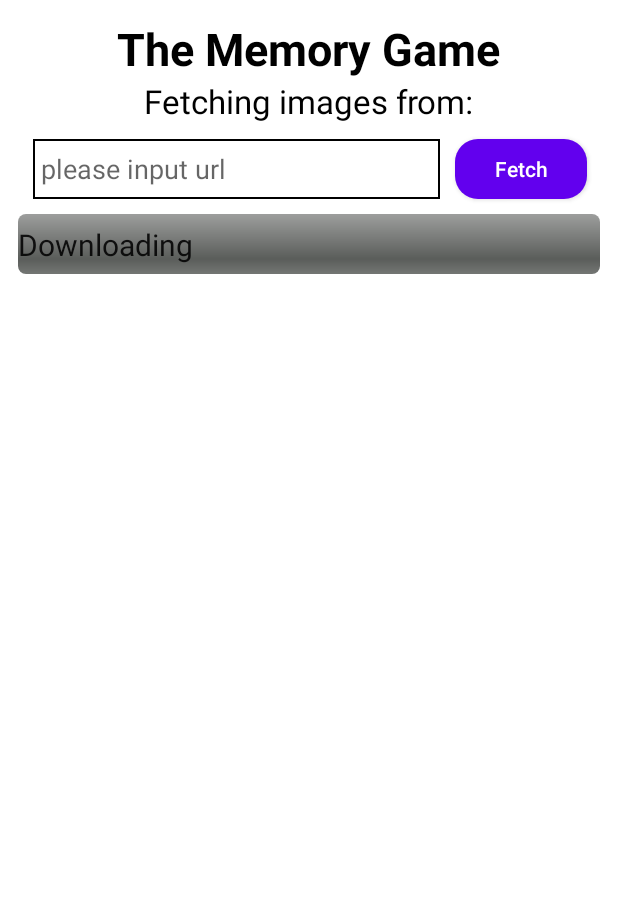
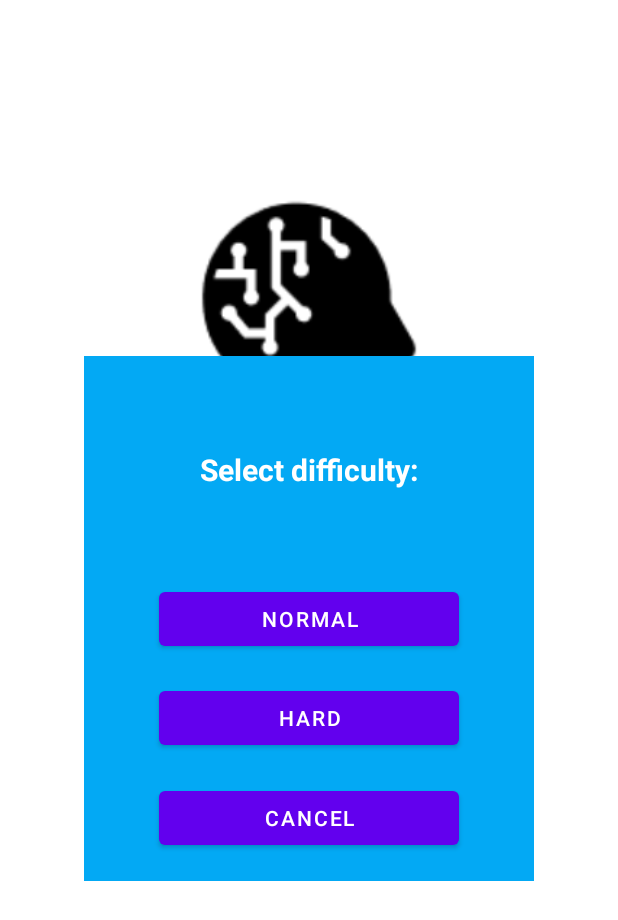
Before and after one commit to WenyiTang/AndroidCA, an Android app: the screen it shows after launch (LoadingImageActivity before the commit, MainActivity after it), after a tap on "PLAY", on a phone screen of 412 x 824 dp. Shown: the top 920 px of the screen. Run offline under Robolectric (Android 15) with nearby library versions, the phone set to English and light mode, and no system bars.

Commit message:
Added Difficulty Selection Feature
- Normal difficulty: 6 pairs
- Hard difficulty: 8 pairs

- Yet to complete: Adjusting CardView in GamePlay layout to fit 8 pairs

```diff
--- a/app/src/main/AndroidManifest.xml
+++ b/app/src/main/AndroidManifest.xml
@@ -28,6 +28,7 @@
             android:launchMode="singleTask">
             <intent-filter>
                 <action android:name="android.intent.action.MAIN" />
+
                 <category android:name="android.intent.category.LAUNCHER" />
             </intent-filter>
         </activity>
--- a/app/src/main/java/iss/workshop/ca/LoadingImageActivity.java
+++ b/app/src/main/java/iss/workshop/ca/LoadingImageActivity.java
@@ -67,6 +67,8 @@
     private Thread imgUrlThread;
     private Thread downloadImagesThread;
 
+    private int difficulty = 0;
+
     Thread thread;
     private int fetchClick = 0;
 
@@ -77,6 +79,7 @@
         setContentView(R.layout.activity_loading_image);
 
         getLayoutWidget();
+        getDifficulty();
         //setDownloadBtn();
         setFetchBtnListener();//from Daniel
         setNextBtn();
@@ -101,14 +104,14 @@
         //initPictureData();
         layoutManager = new GridLayoutManager(this,4);
         recyclerView.setLayoutManager(layoutManager);
-        rowAdapter = new RowAdapter(this, pictures, new RowAdapter.ItemSelectedChangeListener() {
+        rowAdapter = new RowAdapter(this, pictures, difficulty, new RowAdapter.ItemSelectedChangeListener() {
             @Override
             public void onItemSelectedChange(int number) {
                 if (number > 0) {
                     //check how many images are currently selected
                     System.out.println("current have pictures count: " + number);
 
-                    if (number == 6){
+                    if (number == difficulty){
 
                         nextBtn.setVisibility(View.VISIBLE);
 
@@ -390,6 +393,17 @@
         return processedPics;
     }
 
+    private void getDifficulty() {
+        Intent intent = getIntent();
+        String diff = intent.getStringExtra("diff");
+        if (diff.equals("normal")) {
+            difficulty = 6;
+        };
+        if (diff.equals("hard")) {
+            difficulty = 8;
+        }
+        return;
+    }
 
 
 
--- a/app/src/main/java/iss/workshop/ca/MainActivity.java
+++ b/app/src/main/java/iss/workshop/ca/MainActivity.java
@@ -1,6 +1,7 @@
 package iss.workshop.ca;
 
 import androidx.appcompat.app.AppCompatActivity;
+import androidx.constraintlayout.widget.ConstraintLayout;
 
 import android.content.Intent;
 import android.graphics.Bitmap;
@@ -17,32 +18,108 @@
 
 public class MainActivity extends AppCompatActivity implements View.OnClickListener {
 
-    private Button startBtn;
-    private Button guideBtn;
+    private Button startBtn, guideBtn, normalBtn, hardBtn, cancelBtn;
+    private ConstraintLayout diffMenu;
 
     @Override
     protected void onCreate(Bundle savedInstanceState) {
         super.onCreate(savedInstanceState);
         setContentView(R.layout.activity_main);
 
-        startBtn = findViewById(R.id.selectImage);
-        startBtn.setOnClickListener(this);
+        diffMenu = findViewById(R.id.diffPopup);
+        new Thread(new Runnable() {
+            @Override
+            public void run() {
+                runOnUiThread(new Runnable() {
+                    @Override
+                    public void run() {
+                        startBtn = findViewById(R.id.selectImage);
+                        guideBtn = findViewById(R.id.guideBtn);
+                        normalBtn = findViewById(R.id.normalBtn);
+                        hardBtn = findViewById(R.id.hardBtn);
+                        cancelBtn = findViewById(R.id.cancel_diff);
 
-        guideBtn = findViewById(R.id.guideBtn);
-        guideBtn.setOnClickListener(this);
+                        initElements();
+                    }
+                });
+            }
+        }).start();
+    }
 
+    @Override
+    public void onResume() {
+        super.onResume();
+        setContentView(R.layout.activity_main);
+        diffMenu = findViewById(R.id.diffPopup);
+        new Thread(new Runnable() {
+            @Override
+            public void run() {
+                runOnUiThread(new Runnable() {
+                    @Override
+                    public void run() {
+                        startBtn = findViewById(R.id.selectImage);
+                        guideBtn = findViewById(R.id.guideBtn);
+                        normalBtn = findViewById(R.id.normalBtn);
+                        hardBtn = findViewById(R.id.hardBtn);
+                        cancelBtn = findViewById(R.id.cancel_diff);
+
+                        initElements();
+                    }
+                });
+            }
+        }).start();
     }
 
     @Override
     public void onClick(View view) {
         if (view == startBtn){
-            Intent intent = new Intent(this, LoadingImageActivity.class);
-            startActivity(intent);
-            //finish();
+            diffMenu.setVisibility(View.VISIBLE);
+            diffMenu.setEnabled(true);
+            startBtn.setVisibility(View.INVISIBLE);
+            guideBtn.setVisibility(View.INVISIBLE);
+            startBtn.setEnabled(false);
+            guideBtn.setEnabled(false);
+
         }
-        else if(view == guideBtn){
+        if(view == guideBtn){
             Intent intent = new Intent(this, Guide.class);
             startActivity(intent);
         }
+        if(view == normalBtn){
+            Intent intent = new Intent(this, LoadingImageActivity.class);
+            intent.putExtra("diff", "normal");
+            startActivity(intent);
+        }
+        if(view == hardBtn){
+            Intent intent = new Intent(this, LoadingImageActivity.class);
+            intent.putExtra("diff", "hard");
+            startActivity(intent);
+        }
+        if(view == cancelBtn){
+            diffMenu.setVisibility(View.INVISIBLE);
+            diffMenu.setEnabled(false);
+            startBtn.setVisibility(View.VISIBLE);
+            guideBtn.setVisibility(View.VISIBLE);
+            startBtn.setEnabled(true);
+            guideBtn.setEnabled(true);
+        }
+    }
+
+    private void initElements() {
+        if (startBtn != null) {
+            startBtn.setOnClickListener(this);
+        }
+        if (guideBtn != null) {
+            guideBtn.setOnClickListener(this);
+        }
+        if (normalBtn != null) {
+            normalBtn.setOnClickListener(this);
+        }
+        if (hardBtn != null) {
+            hardBtn.setOnClickListener(this);
+        }
+        if (cancelBtn != null) {
+            cancelBtn.setOnClickListener(this);
+        }
     }
 }
--- a/app/src/main/java/iss/workshop/ca/RowAdapter.java
+++ b/app/src/main/java/iss/workshop/ca/RowAdapter.java
@@ -42,6 +42,7 @@
     private Context context;
     private List<Picture> picturesSelected;
     int count = 0;
+    int size = 0;
 
 
     public RowAdapter(int[] picturesArr) {
@@ -49,12 +50,13 @@
     }
 
 
-    public RowAdapter(Context context, List<Picture> pictures, RowAdapter.ItemSelectedChangeListener listener) {
+    public RowAdapter(Context context, List<Picture> pictures, int size, RowAdapter.ItemSelectedChangeListener listener) {
         //setImgBitmapsFromExtStorage();
         this.context = context;
         this.pictures = pictures;
         this.listener=listener;
         this.picturesSelected = new ArrayList<>();
+        this.size = size;
     }
 
 
@@ -171,7 +173,7 @@
 
                         } else {
 
-                            if (picturesSelected.size() >= 6){
+                            if (picturesSelected.size() >= size){
 
 
 
--- a/app/src/main/res/layout/activity_main.xml
+++ b/app/src/main/res/layout/activity_main.xml
@@ -42,4 +42,61 @@
         android:layout_marginBottom="150dp"
         android:text="@string/guide_btn"/>
 
+
+    <androidx.constraintlayout.widget.ConstraintLayout
+        android:id="@+id/diffPopup"
+        android:layout_width="300dp"
+        android:layout_height="350dp"
+        android:background="#03A9F4"
+        android:visibility="invisible"
+        app:layout_constraintBottom_toBottomOf="parent"
+        app:layout_constraintLeft_toLeftOf="parent"
+        app:layout_constraintRight_toRightOf="parent"
+        app:layout_constraintTop_toTopOf="parent"
+        >
+
+        <TextView
+            android:id="@+id/selectdiff"
+            android:layout_width="match_parent"
+            android:layout_height="wrap_content"
+            android:text="@string/select_diff"
+            android:gravity="center"
+            android:padding="40dp"
+            android:textSize="20sp"
+            android:textColor="@color/white"
+            app:layout_constraintBottom_toTopOf="@id/normalBtn"
+            app:layout_constraintTop_toTopOf="parent"
+            />
+
+        <Button
+            android:id="@+id/normalBtn"
+            android:layout_width="200dp"
+            android:layout_height="wrap_content"
+            android:text="@string/normal_diff"
+            app:layout_constraintBottom_toBottomOf="parent"
+            app:layout_constraintLeft_toLeftOf="parent"
+            app:layout_constraintRight_toRightOf="parent"
+            app:layout_constraintTop_toTopOf="parent" />
+
+        <Button
+            android:id="@+id/hardBtn"
+            android:layout_width="200dp"
+            android:layout_height="wrap_content"
+            android:text="@string/hard_diff"
+            app:layout_constraintBottom_toTopOf="@id/cancel_diff"
+            app:layout_constraintLeft_toLeftOf="parent"
+            app:layout_constraintRight_toRightOf="parent"
+            app:layout_constraintTop_toBottomOf="@id/normalBtn" />
+
+        <Button
+            android:id="@+id/cancel_diff"
+            android:layout_width="200dp"
+            android:layout_height="wrap_content"
+            android:text="@string/cancel_diff"
+            app:layout_constraintBottom_toBottomOf="parent"
+            app:layout_constraintLeft_toLeftOf="parent"
+            app:layout_constraintRight_toRightOf="parent"
+            app:layout_constraintTop_toBottomOf="@id/hardBtn" />
+    </androidx.constraintlayout.widget.ConstraintLayout>
+
 </androidx.constraintlayout.widget.ConstraintLayout>
--- a/app/src/main/res/values/strings.xml
+++ b/app/src/main/res/values/strings.xml
@@ -1,18 +1,24 @@
 <resources>
     <string name="app_name">CA</string>
-<!--General-->
+    <!--General-->
 
-<!--Main Menu-->
+    <!--Main Menu-->
     <string name="play_btn">Play</string>
     <string name="guide_btn">Guide</string>
 
-<!--Guide-->
+    <!--Guide-->
     <string name="guide_header">GUIDE</string>
     <string name="guide">"Hi! Welcome to our Memory Game!\n\nHere are the rules.Upon clicking on \"Start Game\", a search bar will be shown. Input a URL and search for images.From the URL, 20 images will be downloaded.\n\nAfter all images have been downloaded, select 6 images to be your playing cards, and press \"Play\" to start game play.Before pressing play, you can still change the URL to search for a new set of images. \n\nUpon pressing play, a playing grid will be shown with all cards facing down.Click on a card to flip it over. Click on another to find a match.If it is a match, the card stays facing up, otherwise, the card flips back.\n\nThe timer starts immediately once the playing grid loads, and ends when all pairs of cards are found."
     </string>
 
+    <!--Difficulty-->
+    <string name="select_diff"><b>Select difficulty:</b></string>
+    <string name="normal_diff">Normal</string>
+    <string name="hard_diff">Hard</string>
+    <string name="cancel_diff">Cancel</string>
 
-<!--Gameplay-->
+
+    <!--Gameplay-->
     <string name="menu_btn">Menu</string>
     <string name="game_paused">Game Paused</string>
     <string name="resume_btn">Resume</string>
```
